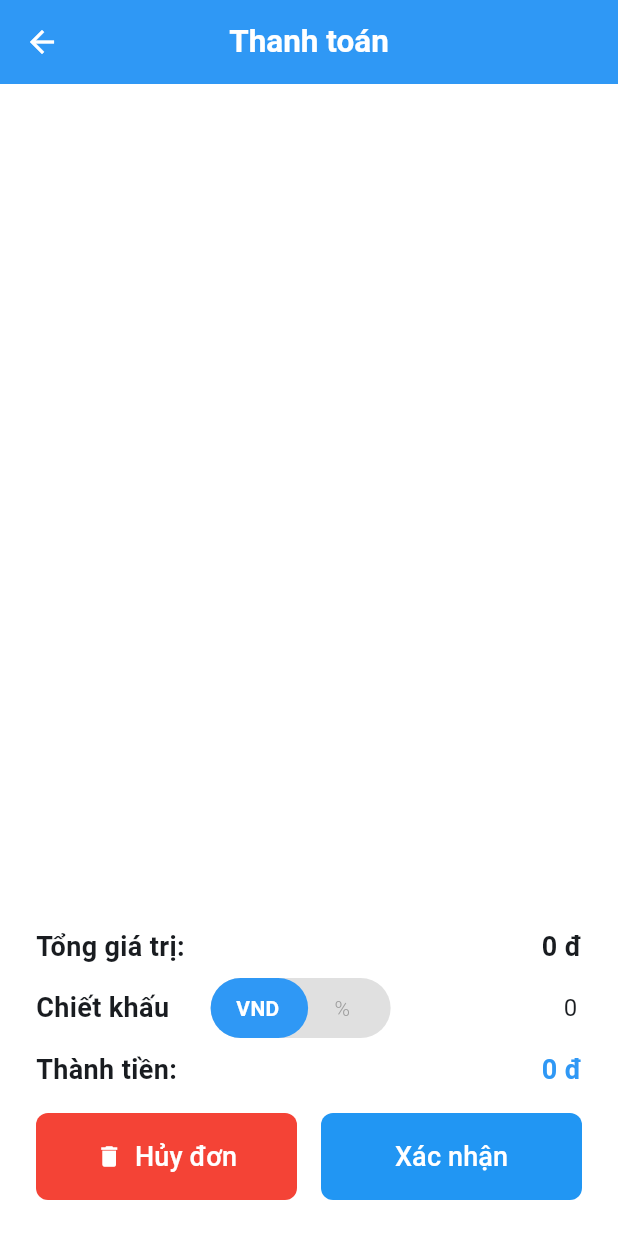
After one commit to hungdungn47/HOSCO_Shop, a Flutter app: the CheckoutScreen screen opened directly, on a phone screen of 412 x 824 dp. The commit adds this screen. Run offline on Flutter 3.47's test engine with Material 3 defaults, Android fonts, the phone set to English and light mode, and no system bars; our stand-ins replace awesome_dialog, cached_network_image, firebase_core, firebase_storage, get, get_it and 3 more; missing offline and left inert: cloudinary_url_gen, simple_barcode_scanner; accounts and stored records are empty.

Commit message:
Whole bill discount feature

```diff
--- a/lib/controllers/cart_controller.dart
+++ b/lib/controllers/cart_controller.dart
@@ -15,6 +15,8 @@ class CartController extends GetxController {
   var searchQuery = ''.obs;
   var searchSuggestions = <String>[].obs;
   var transactions = <CustomTransaction>[].obs;
+  var discountUnitPercentage = false.obs;
+  var discountAmount = 0.0.obs;
   Set<int> productIdSet = <int>{}.obs;
 
   @override
@@ -87,7 +89,14 @@ class CartController extends GetxController {
 
   double get totalPrice =>
       cartItems.fold(0, (sum, item) => sum + (item.product.price * item.quantity));
-
+  double finalPrice() {
+    if(!discountUnitPercentage.value) {
+      return totalPrice - discountAmount.value;
+    } else {
+      return totalPrice  - totalPrice * discountAmount.value / 100;
+    }
+    return totalPrice;
+  }
   int getQuantity(Product product) {
     int index = cartItems.indexWhere((item) => item.product.id == product.id);
     return index != -1 ? cartItems[index].quantity : 0;
@@ -110,5 +119,6 @@ class CartController extends GetxController {
     // Clear cart after payment
     cartItems.clear();
     productIdSet.clear();
+    discountAmount.value = 0.0;
   }
 }
--- /dev/null
+++ b/lib/views/cart/checkout_screen.dart
@@ -0,0 +1,222 @@
+import 'package:awesome_dialog/awesome_dialog.dart';
+import 'package:flutter/material.dart';
+import 'package:hosco_shop_2/controllers/cart_controller.dart';
+import 'package:get/get.dart';
+import 'package:hosco_shop_2/views/common_widgets/toggle_button.dart';
+import 'package:intl/intl.dart';
+
+import '../../models/cartItem.dart';
+import '../../utils/constants.dart';
+import '../common_widgets/cart_item_card.dart';
+
+class CheckoutScreen extends StatelessWidget {
+
+  final CartController cartController = Get.find<CartController>();
+  final TextEditingController discountController = TextEditingController();
+  // CheckoutScreen({super.key});
+  CheckoutScreen({Key? key}) : super(key: key) {
+    discountController.text = "0";
+  }
+  @override
+  Widget build(BuildContext context) {
+
+    return Scaffold(
+      appBar: AppBar(
+        title: Text("Thanh toán"),
+        leading: IconButton(onPressed: () => Get.offAndToNamed('/cart'), icon: Icon(Icons.arrow_back)),
+      ),
+      body: Column(
+        children: [
+          Expanded(
+            child: Obx(() {
+              List<CartItem> cartItems = cartController.cartItems;
+              return Padding(
+                padding: const EdgeInsets.symmetric(horizontal: 6.0, vertical: 8.0),
+                child: ListView.builder(
+                    itemCount: cartItems.length,
+                    itemBuilder: (context, index) {
+                      final CartItem cartItem = cartItems[index];
+
+                      return CartItemCard(cartItem: cartItem);
+                    }
+                ),
+              );
+            }),
+          ),
+          Container(
+            padding: EdgeInsets.symmetric(horizontal: 24),
+            child: Obx(() => Row(
+              mainAxisAlignment: MainAxisAlignment.spaceBetween,
+              children: [
+                Text(
+                  "Tổng giá trị:",
+                  style: TextStyle(fontSize: 18, fontWeight: FontWeight.bold),
+                ),
+                Text(
+                  "${NumberFormat.decimalPattern().format(cartController.totalPrice)} đ",
+                  style: TextStyle(fontSize: 18, fontWeight: FontWeight.bold),
+                ),
+              ],
+            )),
+          ),
+          Container(
+            padding: EdgeInsets.symmetric(horizontal: 24, vertical: 8),
+            child: Row(
+              mainAxisAlignment: MainAxisAlignment.spaceBetween,
+              children: [
+                Text(
+                  "Chiết khấu",
+                  style: TextStyle(fontSize: 18, fontWeight: FontWeight.bold),
+                ),
+                // Init value = false: Choose unit VND
+                IosToggleButton(leftText: "VND", rightText: "%", initValue: false, onChange: (value) {
+                  cartController.discountUnitPercentage.value = value;
+                  cartController.discountAmount.value = 0;
+                  discountController.text = "0";
+                }),
+                SizedBox(
+                  width: 100,
+                  child: TextField(
+                    onChanged: (value) => cartController.discountAmount.value = double.parse(value),
+                    textAlign: TextAlign.right,
+                    controller: discountController,
+                    keyboardType: TextInputType.number,
+                    decoration: InputDecoration.collapsed(
+                      hintText: "Giá trị",
+                      hintStyle: TextStyle(
+                        color: Colors.grey,
+                      )
+                    ),
+                  ),
+                ),
+              ],
+            )
+          ),
+          Container(
+            padding: EdgeInsets.symmetric(horizontal: 24).copyWith(bottom: 16),
+            child: Obx(() => Row(
+              mainAxisAlignment: MainAxisAlignment.spaceBetween,
+              children: [
+                Text(
+                  "Thành tiền:",
+                  style: TextStyle(fontSize: 18, fontWeight: FontWeight.bold),
+                ),
+                Text(
+                  "${NumberFormat.decimalPattern().format(cartController.finalPrice())} đ",
+                  style: TextStyle(fontSize: 18, fontWeight: FontWeight.bold, color: primaryColor),
+                ),
+              ],
+            )),
+          ),
+        ],
+      ),
+      bottomNavigationBar: Padding(
+        padding: EdgeInsets.all(24.0).copyWith(top: 0),
+        child: Row(
+          children: [
+            Expanded(
+              child: ElevatedButton.icon(
+                style: ElevatedButton.styleFrom(
+                  padding: EdgeInsets.symmetric(vertical: 16),
+                  backgroundColor: Colors.red,
+                  shape: RoundedRectangleBorder(
+                    borderRadius: BorderRadius.circular(8), // Set border radius here
+                  ),
+                ),
+                icon: Icon(Icons.delete, color: Colors.white),
+                label: Text("Hủy đơn", style: TextStyle(fontSize: 18, color: Colors.white)),
+                onPressed: () {
+                  AwesomeDialog(
+                    context: context,
+                    dialogType: DialogType.warning,
+                    animType: AnimType.rightSlide,
+                    title: "Hủy đơn",
+                    desc: 'Bạn có chắc chắn muốn hủy đơn hàng?',
+                    btnCancelText: 'Không',
+                    btnCancelOnPress: () {},
+                    btnOkText: 'Có',
+                    btnOkOnPress: () async {
+                      cartController.clearCartItems();
+
+                      AwesomeDialog(
+                        context: context,
+                        dialogType: DialogType.success,
+                        title: "Thành công",
+                        desc: "Hủy đơn hàng thành công!",
+                      ).show();
+                      await Future.delayed(Duration(seconds: 2));
+                      Get.offAndToNamed('/cart');
+                    },
+                  ).show();
+                },
+              ),
+            ),
+
+            SizedBox(width: 16.0),
+            // Edit Button
+            Expanded(
+              child: ElevatedButton.icon(
+                style: ElevatedButton.styleFrom(
+                  padding: EdgeInsets.symmetric(vertical: 16),
+                  backgroundColor: Colors.blue,
+                  shape: RoundedRectangleBorder(
+                    borderRadius: BorderRadius.circular(8), // Set border radius here
+                  ),
+                ),
+                label: Text("Xác nhận", style: TextStyle(fontSize: 18, color: Colors.white)),
+                onPressed: () {
+                  if(cartController.cartItems.isEmpty) {
+                    AwesomeDialog(
+                      context: context,
+                      dialogType: DialogType.error,
+                      animType: AnimType.rightSlide,
+                      title: "Lỗi",
+                      desc: 'Giỏ hàng đang rỗng',
+                      btnCancelOnPress: () {},
+                      btnOkOnPress: () {
+                      },
+                    ).show();
+                  } else {
+                    AwesomeDialog(
+                      context: context,
+                      dialogType: DialogType.info,
+                      animType: AnimType.rightSlide,
+                      title: "Thanh toán",
+                      desc: 'Hãy chọn phương thức thanh toán',
+                      btnCancelColor: Colors.green,
+                      btnCancelText: 'Tiền mặt',
+                      btnCancelOnPress: () {
+                        cartController.completeTransaction("cash");
+                        discountController.text = "0";
+                        AwesomeDialog(
+                          context: context,
+                          dialogType: DialogType.success,
+                          title: "Thành công",
+                          desc: "Xác nhận thanh toán thành công!",
+                        ).show();
+                      },
+                      btnOkColor: primaryColor,
+                      btnOkText: 'Chuyển khoản',
+                      btnOkOnPress: () async {
+                        cartController.completeTransaction("bank-transfer");
+                        discountController.text = "0";
+                        AwesomeDialog(
+                          context: context,
+                          dialogType: DialogType.success,
+                          title: "Thành công",
+                          desc: "Xác nhận thanh toán thành công!",
+                        ).show();
+                        await Future.delayed(const Duration(seconds: 2));
+                        Get.offAndToNamed('/cart');
+                      },
+                    ).show();
+                  }
+                },
+              ),
+            ),
+          ],
+        ),
+      ),
+    );
+  }
+}
--- /dev/null
+++ b/lib/views/common_widgets/toggle_button.dart
@@ -0,0 +1,113 @@
+import 'package:flutter/material.dart';
+import 'package:hosco_shop_2/utils/constants.dart';
+
+class IosToggleButton extends StatefulWidget {
+  final String leftText;
+  final String rightText;
+  final ValueChanged<bool> onChange;
+  final initValue;
+
+  const IosToggleButton({
+    Key? key,
+    required this.leftText,
+    required this.rightText,
+    required this.initValue,
+    required this.onChange,
+  }) : super(key: key);
+
+  @override
+  _IosToggleButtonState createState() => _IosToggleButtonState();
+}
+
+class _IosToggleButtonState extends State<IosToggleButton> {
+  bool isOn = false;
+
+  @override
+  void initState() {
+    // TODO: implement initState
+    isOn = widget.initValue;
+    super.initState();
+  }
+  void _toggleSwitch() {
+    setState(() {
+      isOn = !isOn;
+    });
+    widget.onChange(isOn); // Notify parent about the state change
+  }
+
+  @override
+  Widget build(BuildContext context) {
+    return GestureDetector(
+      onTap: _toggleSwitch,
+      child: Container(
+        width: 120,
+        height: 40,
+        decoration: BoxDecoration(
+          color: Colors.grey[300], // Static background color
+          borderRadius: BorderRadius.circular(20),
+        ),
+        child: Stack(
+          children: [
+            // Moving Toggle Circle (Behind the text)
+            AnimatedAlign(
+              duration: Duration(milliseconds: 250),
+              alignment: isOn ? Alignment.centerRight : Alignment.centerLeft,
+              child: Padding(
+                padding: EdgeInsets.symmetric(horizontal: 0),
+                child: Container(
+                  width: 65,
+                  height: 40,
+                  decoration: BoxDecoration(
+                    color: primaryColor,
+                    borderRadius: BorderRadius.circular(20),
+                    // boxShadow: [
+                    //   BoxShadow(
+                    //     color: Colors.black26,
+                    //     blurRadius: 4,
+                    //     offset: Offset(0, 2),
+                    //   ),
+                    // ],
+                  ),
+                ),
+              ),
+            ),
+
+            // Text Labels (Always on top)
+            Align(
+              alignment: Alignment.center,
+              child: Row(
+                mainAxisAlignment: MainAxisAlignment.spaceBetween,
+                children: [
+                  Row(
+                    children: [
+                      SizedBox(width: 17,),
+                      Text(
+                        widget.leftText,
+                        style: TextStyle(
+                          fontWeight: isOn ? FontWeight.w300 : FontWeight.bold,
+                          color: isOn ? Colors.grey : Colors.white, // Always visible
+                        ),
+                      ),
+                    ],
+                  ),
+                  Row(
+                    children: [
+                      Text(
+                        widget.rightText,
+                        style: TextStyle(
+                          fontWeight: isOn ? FontWeight.bold : FontWeight.w300,
+                          color: isOn ? Colors.white : Colors.grey, // Always visible
+                        ),
+                      ),
+                      SizedBox(width: 27),
+                    ],
+                  ),
+                ],
+              ),
+            ),
+          ],
+        ),
+      ),
+    );
+  }
+}
```
Also changed, not shown: lib/views/cart/cart.dart (+48 -33 lines), lib/views/common_widgets/cart_item_card.dart (+31 -12 lines).
